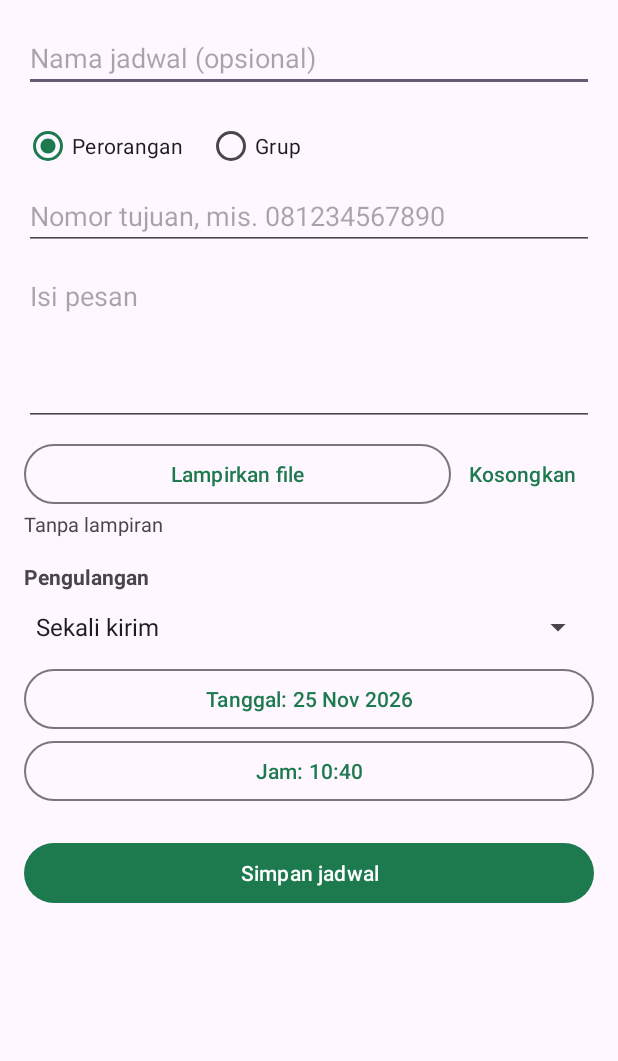
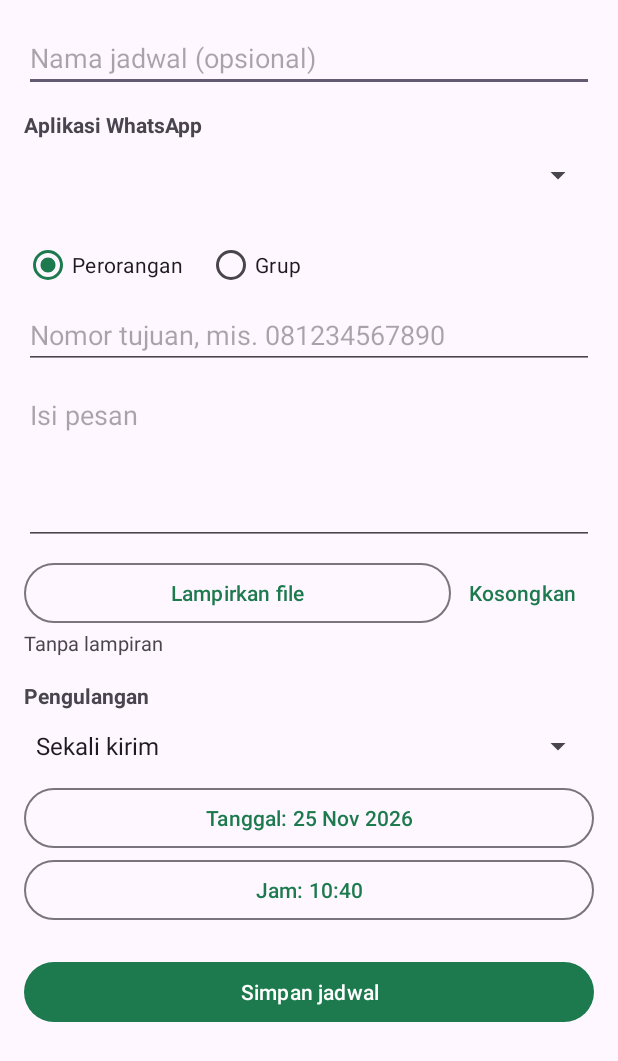
Before and after one commit to muizafwan005-cyber/WA-SCHEDULER, an Android app: the EditActivity screen opened directly, with no data from a screen before it, on a phone screen of 412 x 824 dp. Shown: the top 1061 px of the screen. Run offline under Robolectric (Android 15) with nearby library versions, the phone set to English and light mode, and no system bars.

Commit message:
Update activity_edit.xml

```diff
--- a/app/src/main/res/layout/activity_edit.xml
+++ b/app/src/main/res/layout/activity_edit.xml
@@ -1,3 +1,4 @@
+
 <?xml version="1.0" encoding="utf-8"?>
 <ScrollView xmlns:android="http://schemas.android.com/apk/res/android"
     android:layout_width="match_parent"
@@ -16,6 +17,18 @@
             android:layout_height="wrap_content"
             android:hint="Nama jadwal (opsional)"
             android:inputType="textCapSentences" />
+
+        <TextView
+            android:layout_width="wrap_content"
+            android:layout_height="wrap_content"
+            android:layout_marginTop="12dp"
+            android:text="Aplikasi WhatsApp"
+            android:textStyle="bold" />
+
+        <Spinner
+            android:id="@+id/spWhatsApp"
+            android:layout_width="match_parent"
+            android:layout_height="48dp" />
 
         <RadioGroup
             android:id="@+id/rgTarget"
```
